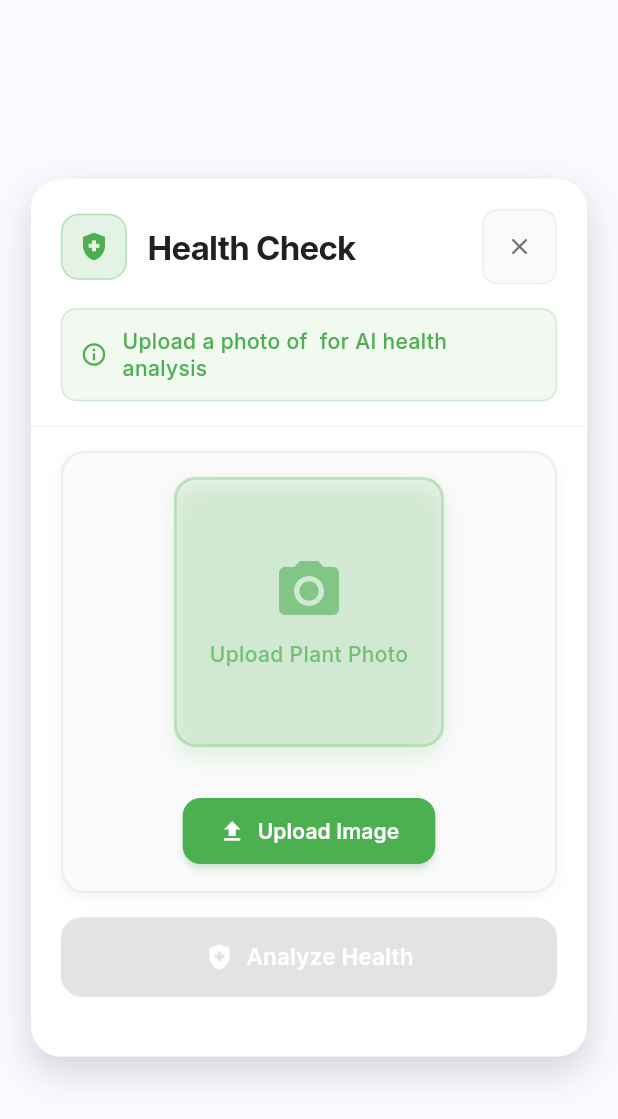
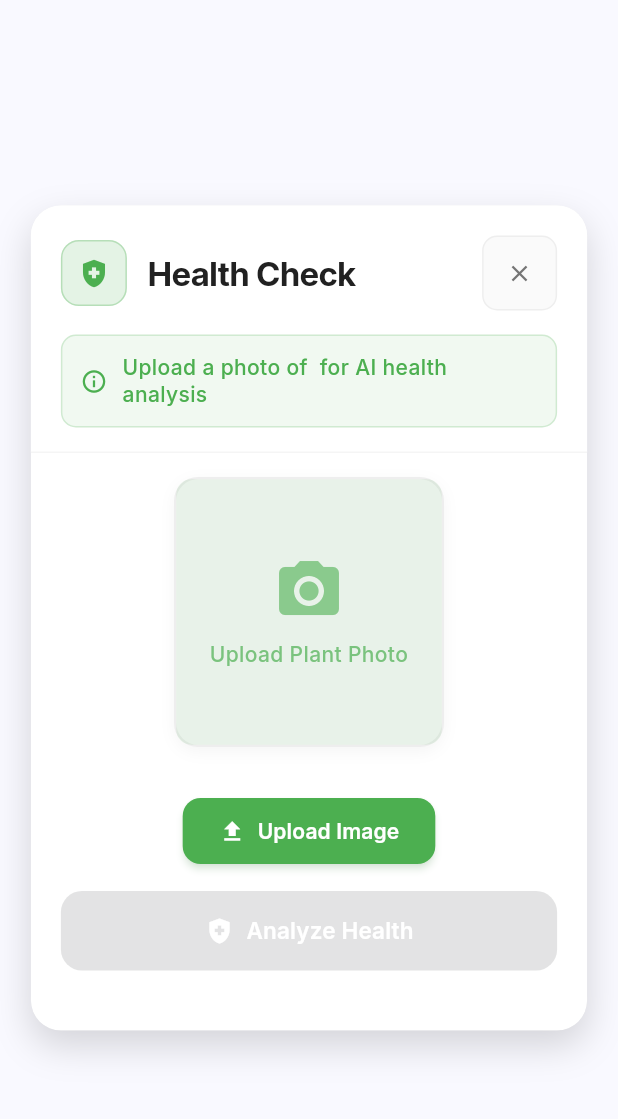
Before and after one commit to kirieievv/plantcare, a Flutter app: the HealthCheckModal widget shown alone on an empty page, opened directly with empty values, on a phone screen of 412 x 824 dp. Shown: the top 1119 px of the screen. Run offline on Flutter 3.47's test engine with Material 3 defaults, Android fonts, the phone set to English and light mode, and no system bars; our stand-ins replace animated_text_kit, cloud_firestore, firebase_auth, firebase_core, firebase_storage, fl_chart and 7 more; accounts and stored records are empty.

Commit message:
App 5.0.4

```diff
--- a/plant_care/lib/widgets/health_check_modal.dart
+++ b/plant_care/lib/widgets/health_check_modal.dart
@@ -312,15 +312,15 @@ IMPORTANT: Return your response as a friendly, conversational message. Do not us
       ),
       insetPadding: EdgeInsets.symmetric(
         horizontal: 16,
-        vertical: isIPhoneSE ? 96 : (isSmallScreen ? 48 : 32),
+        vertical: isIPhoneSE ? 88 : (isSmallScreen ? 48 : 32),
       ),
       child: Container(
         width: MediaQuery.of(context).size.width * 0.9,
         constraints: BoxConstraints(
           maxWidth: 450,
           maxHeight: isIPhoneSE
-              ? screenHeight * 0.4
-              : (isSmallScreen ? screenHeight * 0.7 : screenHeight * 0.8),
+              ? screenHeight * 0.85
+              : (isSmallScreen ? screenHeight * 0.8 : screenHeight * 0.85),
         ),
         decoration: BoxDecoration(
           color: Colors.white,
@@ -457,16 +457,18 @@ IMPORTANT: Return your response as a friendly, conversational message. Do not us
               ),
             ),
 
+            // Flexible content area that adapts to content size
+            Flexible(
+              child: SingleChildScrollView(
+                padding: const EdgeInsets.symmetric(horizontal: 20),
+                child: Column(
+                  children: [
                     // Image Upload Area with improved design
-            Padding(
-              padding: EdgeInsets.fromLTRB(
-                20,
-                isIPhoneSE ? 8 : 16,
-                20,
-                isIPhoneSE ? 8 : 16
-              ),
+                    Center(
                       child: Container(
-                width: double.infinity,
+                        width: isIPhoneSE ? 60 : (isSmallScreen ? 120 : 180),
+                        height: isIPhoneSE ? 60 : (isSmallScreen ? 120 : 180),
+                        margin: EdgeInsets.all(isIPhoneSE ? 2 : (isSmallScreen ? 8 : 16)),
                         decoration: BoxDecoration(
                           color: Colors.grey.shade50,
                           borderRadius: BorderRadius.circular(16),
@@ -484,28 +486,6 @@ IMPORTANT: Return your response as a friendly, conversational message. Do not us
                             ),
                           ],
                         ),
-                child: Column(
-                  children: [
-                    // Image Display Area
-                    Center(
-                      child: Container(
-                        width: isIPhoneSE ? 40 : (isSmallScreen ? 120 : 180),
-                        height: isIPhoneSE ? 40 : (isSmallScreen ? 120 : 180),
-                        margin: EdgeInsets.all(isIPhoneSE ? 0 : (isSmallScreen ? 8 : 16)),
-                        decoration: BoxDecoration(
-                          borderRadius: BorderRadius.circular(14),
-                          border: Border.all(
-                            color: AppTheme.accentGreen.withOpacity(0.3),
-                            width: 2,
-                          ),
-                          boxShadow: [
-                            BoxShadow(
-                              color: AppTheme.accentGreen.withOpacity(0.15),
-                              blurRadius: 12,
-                              offset: const Offset(0, 6),
-                            ),
-                          ],
-                        ),
                         child: _selectedImageBytes != null
                             ? Stack(
                                 children: [
@@ -513,13 +493,13 @@ IMPORTANT: Return your response as a friendly, conversational message. Do not us
                                     borderRadius: BorderRadius.circular(12),
                                     child: Image.memory(
                                       _selectedImageBytes!,
-                                      width: isIPhoneSE ? 40 : (isSmallScreen ? 120 : 180),
-                                      height: isIPhoneSE ? 40 : (isSmallScreen ? 120 : 180),
+                                      width: isIPhoneSE ? 60 : (isSmallScreen ? 120 : 180),
+                                      height: isIPhoneSE ? 60 : (isSmallScreen ? 120 : 180),
                                       fit: BoxFit.cover,
                                       errorBuilder: (context, error, stackTrace) {
                                         return Container(
-                                          width: isIPhoneSE ? 40 : (isSmallScreen ? 120 : 180),
-                                          height: isIPhoneSE ? 40 : (isSmallScreen ? 120 : 180),
+                                          width: isIPhoneSE ? 60 : (isSmallScreen ? 120 : 180),
+                                          height: isIPhoneSE ? 60 : (isSmallScreen ? 120 : 180),
                                           color: AppTheme.accentGreen.withOpacity(0.1),
                                           child: Icon(
                                             Icons.image,
@@ -569,7 +549,7 @@ IMPORTANT: Return your response as a friendly, conversational message. Do not us
                       ),
                     ),
 
-                    SizedBox(height: isIPhoneSE ? 0 : (isSmallScreen ? 8 : 16)),
+                    SizedBox(height: isIPhoneSE ? 2 : (isSmallScreen ? 8 : 16)),
 
                     // Upload Button with improved styling
                     Center(
@@ -604,7 +584,7 @@ IMPORTANT: Return your response as a friendly, conversational message. Do not us
                       ),
                     ),
 
-                    SizedBox(height: isIPhoneSE ? 1 : (isSmallScreen ? 8 : 16)),
+                    SizedBox(height: isIPhoneSE ? 3 : (isSmallScreen ? 8 : 16)),
 
                     if (_selectedImageBytes != null) ...[
                       SizedBox(height: isIPhoneSE ? 8 : (isSmallScreen ? 12 : 16)),
@@ -655,14 +635,10 @@ IMPORTANT: Return your response as a friendly, conversational message. Do not us
                         ),
                       ),
                     ],
-                  ],
-                ),
-              ),
-            ),
 
                     // Analyze Button with improved styling
                     Padding(
-              padding: const EdgeInsets.fromLTRB(20, 0, 20, 20),
+                      padding: const EdgeInsets.fromLTRB(0, 0, 0, 20),
                       child: SizedBox(
                         width: double.infinity,
                         child: ElevatedButton.icon(
@@ -709,7 +685,7 @@ IMPORTANT: Return your response as a friendly, conversational message. Do not us
 
                     if (_errorMessage != null) ...[
                       Padding(
-                padding: const EdgeInsets.fromLTRB(20, 0, 20, 20),
+                        padding: const EdgeInsets.fromLTRB(0, 0, 0, 20),
                         child: Container(
                           padding: const EdgeInsets.all(14),
                           decoration: BoxDecoration(
@@ -759,7 +735,11 @@ IMPORTANT: Return your response as a friendly, conversational message. Do not us
                     ],
 
                     // Add bottom padding for mobile
-            SizedBox(height: isIPhoneSE ? 0 : (isSmallScreen ? 12 : 20)),
+                    SizedBox(height: isIPhoneSE ? 4 : (isSmallScreen ? 12 : 20)),
+                  ],
+                ),
+              ),
+            ),
           ],
         ),
       ),
```
Also changed, not shown: 1 other file. Lines whose indentation alone changed are shown as unchanged.
